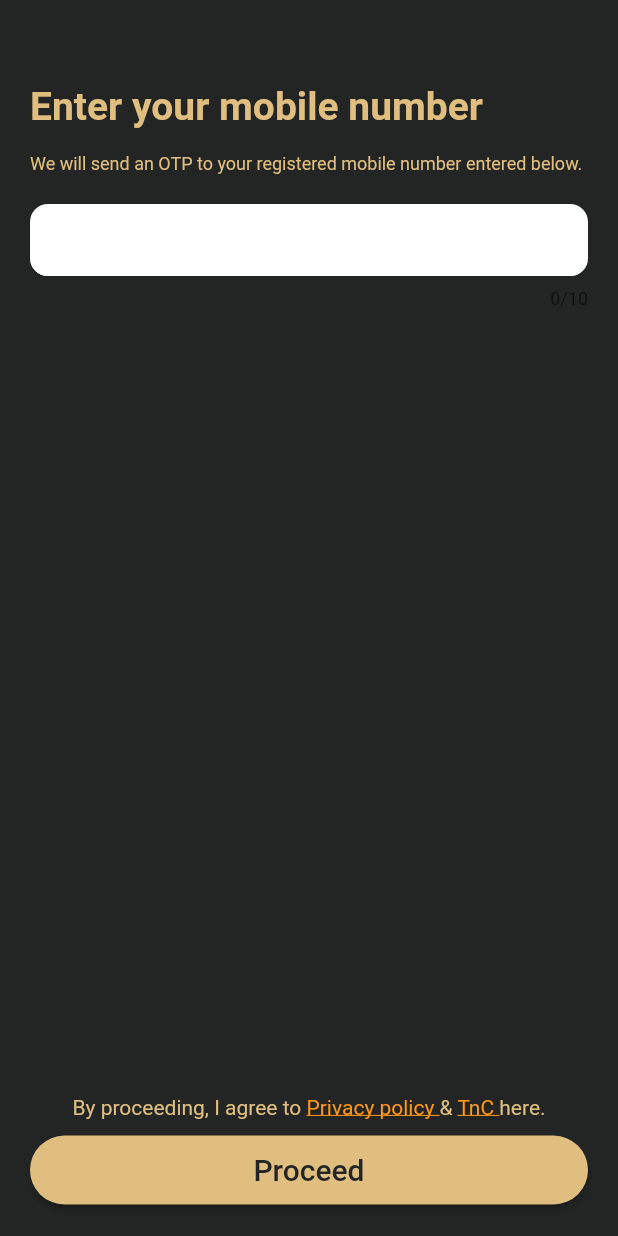
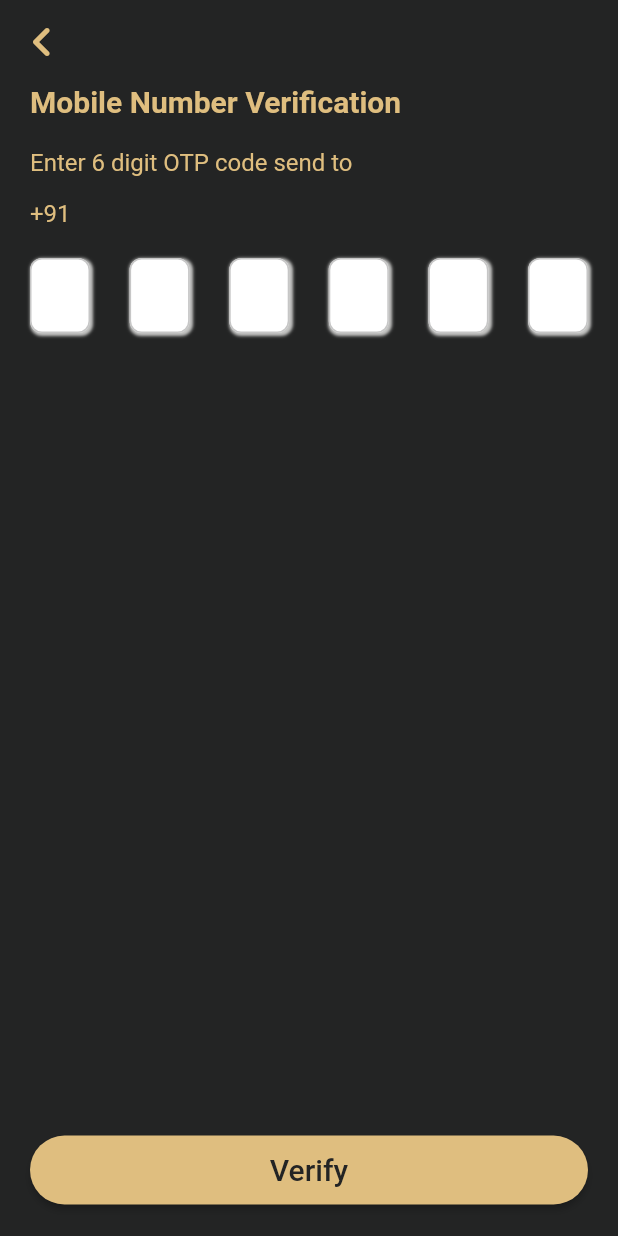
Before and after one commit to rahulasher110/Digital_Gold, a Flutter app: the screen it shows after launch, after a tap on "Proceed", on a phone screen of 412 x 824 dp. Run offline on Flutter 3.47's test engine with Material 2 defaults, Android fonts, the phone set to English and light mode, and no system bars; drawn by our look-alikes of pin_code_fields; our stand-ins replace get, lottie.

Commit message:
otp screen done

```diff
--- a/lib/screens/auth_screen/login_screen.dart
+++ b/lib/screens/auth_screen/login_screen.dart
@@ -1,3 +1,4 @@
+import 'package:digital_gold/screens/auth_screen/otp_verification_screen.dart';
 import 'package:digital_gold/utils/app_colors.dart';
 import 'package:digital_gold/widgets/dg-button.dart';
 import 'package:digital_gold/widgets/regular_text.dart';
@@ -14,6 +15,7 @@ class LoginScreen extends StatefulWidget {
 }
 
 class _LoginScreenState extends State<LoginScreen> {
+  final TextEditingController _mobileCtrl = TextEditingController();
   @override
   Widget build(BuildContext context) {
     return GestureDetector(
@@ -41,6 +43,7 @@ class _LoginScreenState extends State<LoginScreen> {
                 ),
                 const SizedBox(height: 20),
                 TextFormField(
+                  controller: _mobileCtrl,
                   autofocus: false,
                   style: const TextStyle(
                       fontSize: 22.0, color: AppColors.primaryColor),
@@ -96,8 +99,11 @@ class _LoginScreenState extends State<LoginScreen> {
                     style: TextStyle(color: AppColors.secondaryTextColor))
               ])),
               const SizedBox(height: 10),
-              const DgButton(
+              DgButton(
                 buttonName: 'Proceed',
+                onPressed: () => Get.to(() => OtpVerificationScreen(
+                      mobileNumber: _mobileCtrl.text,
+                    )),
               )
             ],
           ),
--- /dev/null
+++ b/lib/screens/auth_screen/otp_verification_screen.dart
@@ -0,0 +1,160 @@
+import 'package:digital_gold/screens/dashboard_screen.dart';
+import 'package:digital_gold/utils/app_colors.dart';
+import 'package:digital_gold/widgets/regular_text.dart';
+import 'package:flutter/material.dart';
+import 'package:flutter/services.dart';
+import 'package:flutter/src/widgets/framework.dart';
+import 'package:flutter/src/widgets/placeholder.dart';
+import 'package:get/get.dart';
+import 'package:pin_code_fields/pin_code_fields.dart';
+
+import '../../utils/app_strings.dart';
+import '../../widgets/dg-button.dart';
+
+class OtpVerificationScreen extends StatefulWidget {
+  final String mobileNumber;
+  const OtpVerificationScreen({super.key, required this.mobileNumber});
+
+  @override
+  State<OtpVerificationScreen> createState() => _OtpVerificationScreenState();
+}
+
+class _OtpVerificationScreenState extends State<OtpVerificationScreen> {
+  final TextEditingController _textEditingController = TextEditingController();
+  @override
+  Widget build(BuildContext context) {
+    return Scaffold(
+      backgroundColor: AppColors.primaryColor,
+      appBar: _appBarWidget(),
+      body: SafeArea(
+        child: Container(
+          margin: const EdgeInsets.all(20).copyWith(top: 0),
+          child: Column(
+            crossAxisAlignment: CrossAxisAlignment.start,
+            children: [
+              _title(),
+              const SizedBox(height: 20),
+              _otpSentMessage(),
+              const SizedBox(height: 20),
+              _otpPinFeild()
+            ],
+          ),
+        ),
+      ),
+      bottomNavigationBar: Padding(
+        padding: const EdgeInsets.all(20.0),
+        child: Column(
+          mainAxisSize: MainAxisSize.min,
+          children: [
+            DgButton(
+                buttonName: 'Verify',
+                onPressed: () => Get.offAll(DashboardPage())),
+          ],
+        ),
+      ),
+    );
+  }
+
+  AppBar _appBarWidget() {
+    return AppBar(
+        backgroundColor: AppColors.primaryColor,
+        elevation: 0,
+        leading: GestureDetector(
+          onTap: () {
+            Get.back();
+          },
+          child: const Icon(
+            Icons.chevron_left_rounded,
+            size: 40,
+            color: AppColors.secondaryTextColor,
+          ),
+        ));
+  }
+
+  Widget _title() {
+    return regularText(
+        text: 'Mobile Number Verification',
+        size: 20,
+        fontWeight: FontWeight.bold);
+  }
+
+  Widget _otpSentMessage() {
+    return Column(crossAxisAlignment: CrossAxisAlignment.start, children: [
+      regularText(text: AppStrings.otpSentMessage, size: 16),
+      const SizedBox(height: 15),
+      Row(children: [
+        Expanded(
+          child: regularText(size: 16, text: '+91 ${widget.mobileNumber}'),
+        ),
+        const SizedBox(width: 10),
+      ])
+    ]);
+  }
+
+  Widget _otpPinFeild() {
+    return PinCodeTextField(
+      controller: _textEditingController,
+      scrollPadding: const EdgeInsets.all(4),
+      appContext: context,
+      textStyle: const TextStyle(color: AppColors.primaryTextColor),
+      pastedTextStyle: const TextStyle(
+        color: AppColors.secondaryTextColor,
+        fontWeight: FontWeight.bold,
+      ),
+      length: 6,
+      obscureText: false,
+      animationType: AnimationType.fade,
+      validator: (v) {
+        if (v!.length < 6) {
+          return 'Enter 6 digit otp';
+        }
+        return null;
+      },
+      onSaved: (v) {
+        setState(() {});
+      },
+      errorTextSpace: 25,
+      inputFormatters: [FilteringTextInputFormatter.digitsOnly],
+      pinTheme: PinTheme(
+        inactiveFillColor: AppColors.secondaryTextColor,
+        activeFillColor: AppColors.secondaryTextColor,
+        activeColor: AppColors.secondaryTextColor,
+        selectedFillColor: AppColors.secondaryTextColor,
+        borderRadius: BorderRadius.circular(8),
+        inactiveColor: Colors.grey.withAlpha(150),
+        selectedColor: AppColors.secondaryTextColor,
+        shape: PinCodeFieldShape.box,
+        borderWidth: 1,
+      ),
+      cursorColor: AppColors.secondaryTextColor,
+      animationDuration: const Duration(milliseconds: 200),
+      enableActiveFill: false,
+      enablePinAutofill: true,
+      backgroundColor: Colors.transparent,
+      keyboardType: TextInputType.number,
+      boxShadows: const <BoxShadow>[
+        BoxShadow(
+          color: Color.fromARGB(196, 247, 247, 245),
+          offset: Offset(
+            1.0,
+            1.0,
+          ),
+          blurRadius: 1.0,
+          spreadRadius: 1.0,
+        ), //BoxShadow
+        BoxShadow(
+          color: Colors.white,
+          offset: Offset(0.0, 0.0),
+          blurRadius: 0.0,
+          spreadRadius: 0.0,
+        ), //
+      ],
+      onChanged: (value) {
+        setState(() {});
+      },
+      beforeTextPaste: (text) {
+        return true;
+      },
+    );
+  }
+}
--- a/lib/screens/home_screen/home_page.dart
+++ b/lib/screens/home_screen/home_page.dart
@@ -36,6 +36,7 @@ class _HomePageState extends State<HomePage> with TickerProviderStateMixin {
       appBar: AppBar(
         backgroundColor: AppColors.primaryColor,
         elevation: 0,
+        leading: const SizedBox.shrink(),
         title: const Text(
           'Buy Gold',
           style: TextStyle(
--- a/lib/utils/app_strings.dart
+++ b/lib/utils/app_strings.dart
@@ -5,4 +5,5 @@ class AppStrings {
       'We will send an OTP to your registered mobile number entered below.';
 
   static const String enterMobileNumber = 'Enter your mobile number';
+  static const String otpSentMessage = 'Enter 6 digit OTP code send to';
 }
--- a/lib/widgets/dg-button.dart
+++ b/lib/widgets/dg-button.dart
@@ -8,11 +8,13 @@ class DgButton extends StatefulWidget {
   final String buttonName;
   final double? widthMaxSize;
   final double? widthMinSize;
+  final VoidCallback onPressed;
 
   const DgButton(
       {super.key,
       required this.buttonName,
       this.widthMaxSize,
+      required this.onPressed,
       this.widthMinSize});
 
   @override
@@ -25,7 +27,7 @@ class _DgButtonState extends State<DgButton> {
     return SizedBox(
         width: AppDimensions.screenWidth,
         child: ElevatedButton(
-          onPressed: () {},
+          onPressed: widget.onPressed,
           style: ElevatedButton.styleFrom(
               maximumSize: Size(widget.widthMaxSize ?? 64, 146),
               minimumSize: Size(widget.widthMinSize ?? 64, 46),
--- a/pubspec.yaml
+++ b/pubspec.yaml
@@ -37,6 +37,7 @@ dependencies:
   cupertino_icons: ^1.0.2
   get: ^4.6.5
   lottie: ^2.3.2
+  pin_code_fields: ^8.0.1
 
 dev_dependencies:
   flutter_test:
```
Also changed, not shown: pubspec.lock.
